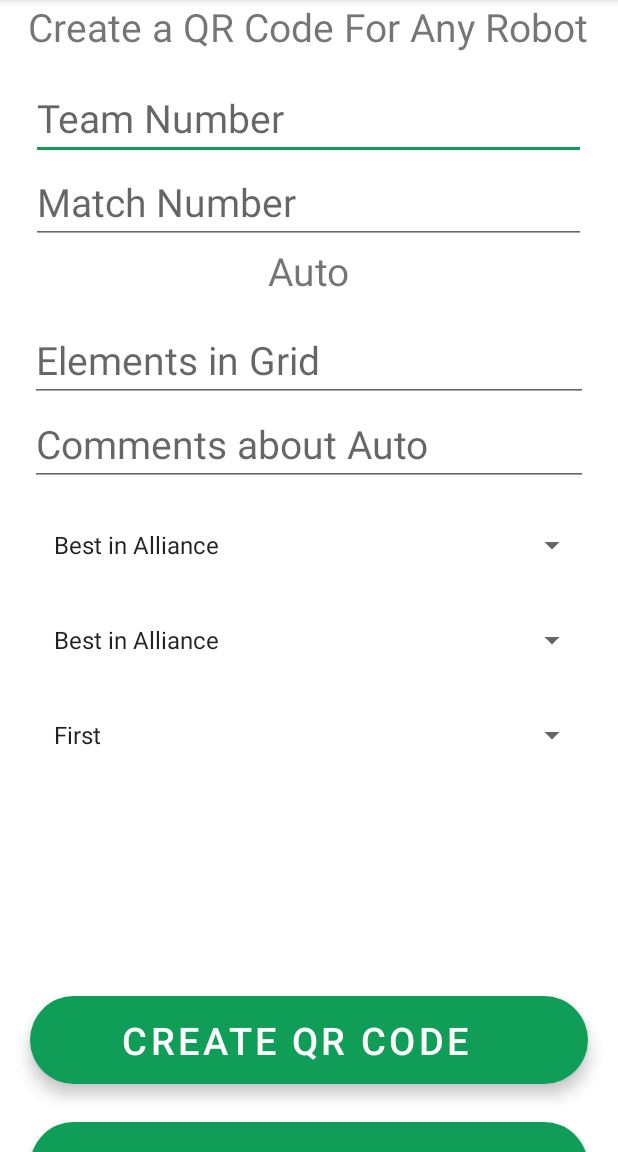
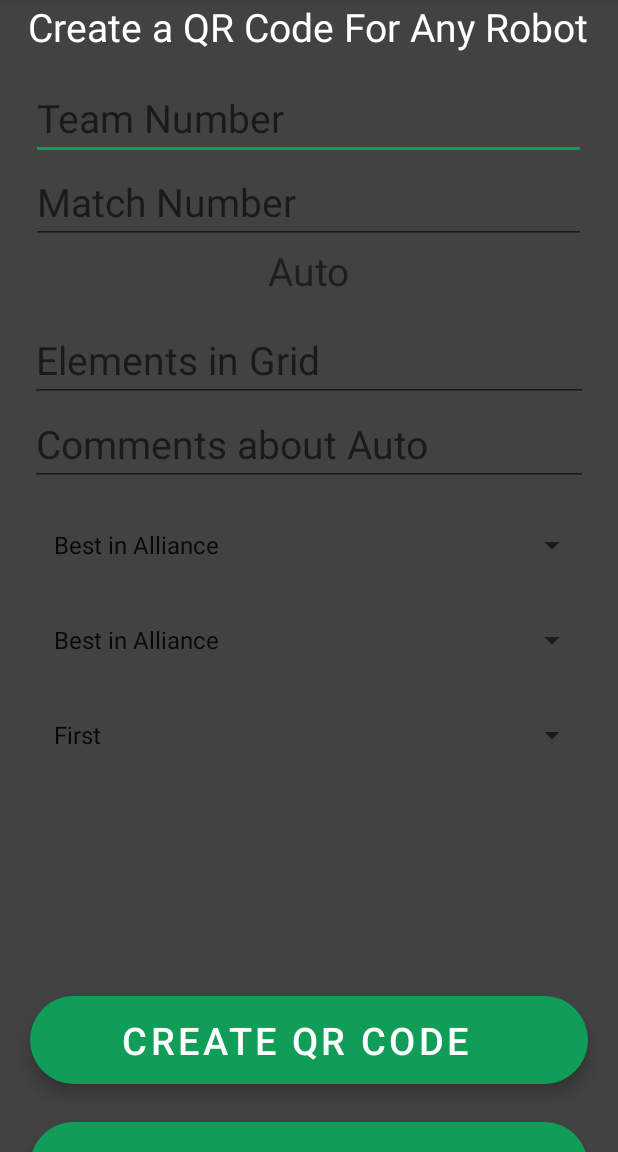
Before and after one commit to Eaglegrant/328_Scouting_App, an Android app: the screen it shows after launch (MainActivity), on a phone screen of 412 x 824 dp, the part 84-1236 px from its top. Run offline under Robolectric (Android 15) with nearby library versions, the phone set to English and light mode, and no system bars; libraries missing offline, so code that uses them is left out: androidmads.library.qrgenearator.

Commit message:
Color Standardization

```diff
--- a/app/src/main/java/com/gtappdevelopers/firebasestorageimage/MyAdapters.java
+++ b/app/src/main/java/com/gtappdevelopers/firebasestorageimage/MyAdapters.java
@@ -51,7 +51,7 @@ public class MyAdapters extends RecyclerView.Adapter<MyAdapters.ViewHolder> {
     @Override
     public void onBindViewHolder(MyAdapters.ViewHolder holder, int position) {
         File selectFile = filesAndFolders[position];
-        holder.textView.setText(selectFile.getName());
+        holder.textView.setText(selectFile.getName().replaceAll(".png"," QR Code"));
         if(selectFile.isDirectory()) {
             holder.imageView.setImageResource((R.drawable.ic_baseline_folder_24));
         }else{
@@ -120,13 +120,13 @@ holder.itemView.setOnLongClickListener(new View.OnLongClickListener(){
                                 } catch (IOException e) {
                                     File newFile = new File(selectFile.getParent(), edittext.getText().toString() + ".png");
                                     selectFile.renameTo(newFile);
-                                    Toast.makeText(context.getApplicationContext(), "RENAMED", Toast.LENGTH_SHORT).show();
+                                    Toast.makeText(context.getApplicationContext(), "RENAMED2", Toast.LENGTH_SHORT).show();
                                 }
                             }
                             else {
                                 File newFile = new File(selectFile.getParent(), edittext.getText().toString() + ".png");
                                 selectFile.renameTo(newFile);
-                                Toast.makeText(context.getApplicationContext(), "RENAMED", Toast.LENGTH_SHORT).show();
+                                Toast.makeText(context.getApplicationContext(), "RENAMED3", Toast.LENGTH_SHORT).show();
                             }
 
                             ((FileListActivity)context).recreate();
--- a/app/src/main/res/layout/activity_file_list.xml
+++ b/app/src/main/res/layout/activity_file_list.xml
@@ -5,7 +5,7 @@
     android:layout_width="match_parent"
     android:layout_height="match_parent"
     tools:context=".FileListActivity"
-    android:background="@color/white">
+    android:background="@color/cardview_dark_background">
     <TextView
         android:layout_width="wrap_content"
         android:layout_height="wrap_content"
--- a/app/src/main/res/layout/activity_main.xml
+++ b/app/src/main/res/layout/activity_main.xml
@@ -4,9 +4,10 @@
     xmlns:tools="http://schemas.android.com/tools"
     android:layout_width="match_parent"
     android:layout_height="match_parent"
-    tools:context=".MainActivity">
+    tools:context=".MainActivity"
+    android:background="@color/cardview_dark_background">
 
-    <!--We are using this image view to display our QR code-->
+<!--We are using this image view to display our QR code-->
 
 
     <!--Edit text to enter text for creating a QR code-->
@@ -24,6 +25,8 @@
         android:layout_width="wrap_content"
         android:layout_height="wrap_content"
         android:layout_marginBottom="15dp"
+        android:textColor="@color/white"
+        android:shadowColor="@color/design_default_color_primary_dark"
         android:textSize="26dp"
         android:text="Create a QR Code For Any Robot" />
 
```
Also changed, not shown: app/src/main/res/layout/recycler_item.xml (+4 -3 lines).
